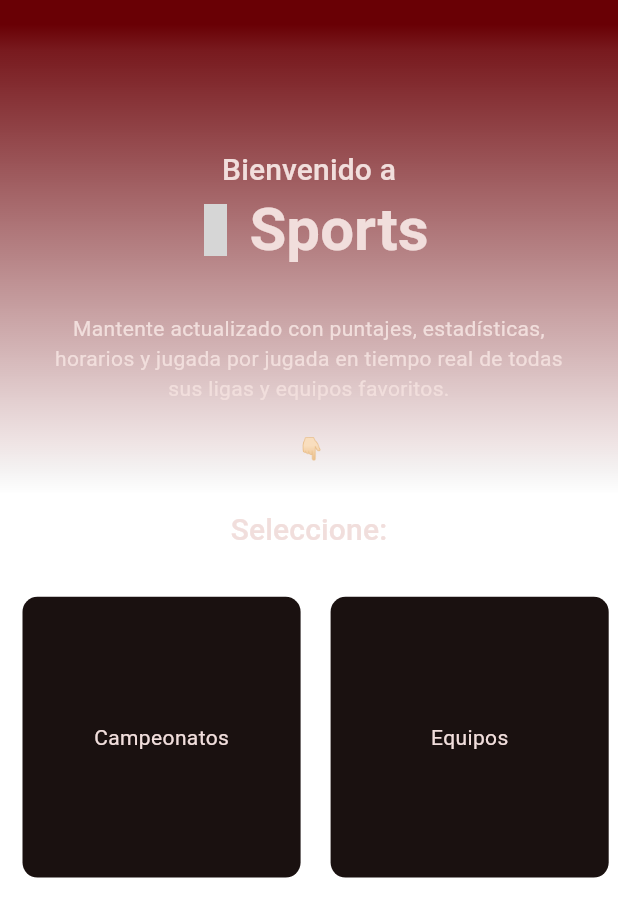
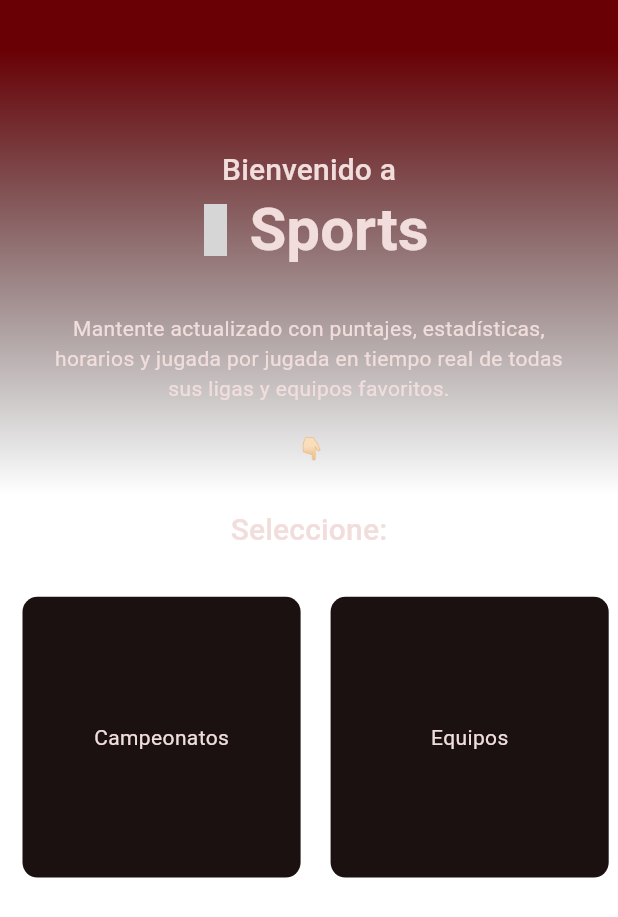
Before and after one commit to UsmDesarrolloMovil/frontend_flutter, a Flutter app: the screen it shows after launch, on a phone screen of 412 x 824 dp. Shown: the top 917 px of the screen. Run offline on Flutter 3.47's test engine with Material 3 defaults, Android fonts, the light colour scheme and no system bars; our stand-ins replace animate_do, dio, flutter_dotenv, flutter_material_design_icons, go_router, google_fonts; project files that could hold a hidden picture were left out; grey boxes are pictures that could not be loaded.

Commit message:
SImplificando gradiente

```diff
--- a/lib/src/widgets/shared/gradient_scaffold.dart
+++ b/lib/src/widgets/shared/gradient_scaffold.dart
@@ -48,29 +48,29 @@ class GradientScaffold extends StatelessWidget {
                         begin: Alignment.topCenter,
                         end: Alignment.bottomCenter,
                         stops: const [
-                          0.05,
+                          // 0.05,
                           0.1,
-                          0.2,
-                          0.3,
-                          0.4,
-                          0.5,
-                          0.6,
-                          0.7,
-                          0.8,
-                          0.9,
+                          // 0.2,
+                          // 0.3,
+                          // 0.4,
+                          // 0.5,
+                          // 0.6,
+                          // 0.7,
+                          // 0.8,
+                          // 0.9,
                           1.0
                         ],
                         colors: [
                           colors.onError,
-                          colors.onError.withOpacity(0.9),
-                          colors.onError.withOpacity(0.8),
-                          colors.onError.withOpacity(0.7),
-                          colors.onError.withOpacity(0.6),
-                          colors.onError.withOpacity(0.5),
-                          colors.onError.withOpacity(0.4),
-                          colors.onError.withOpacity(0.3),
-                          colors.onError.withOpacity(0.2),
-                          colors.onError.withOpacity(0.1),
+                          // colors.onError.withOpacity(0.9),
+                          // colors.onError.withOpacity(0.8),
+                          // colors.onError.withOpacity(0.7),
+                          // colors.onError.withOpacity(0.6),
+                          // colors.onError.withOpacity(0.5),
+                          // colors.onError.withOpacity(0.4),
+                          // colors.onError.withOpacity(0.3),
+                          // colors.onError.withOpacity(0.2),
+                          // colors.onError.withOpacity(0.1),
                           Colors.transparent,
                         ],
                       ),
```
